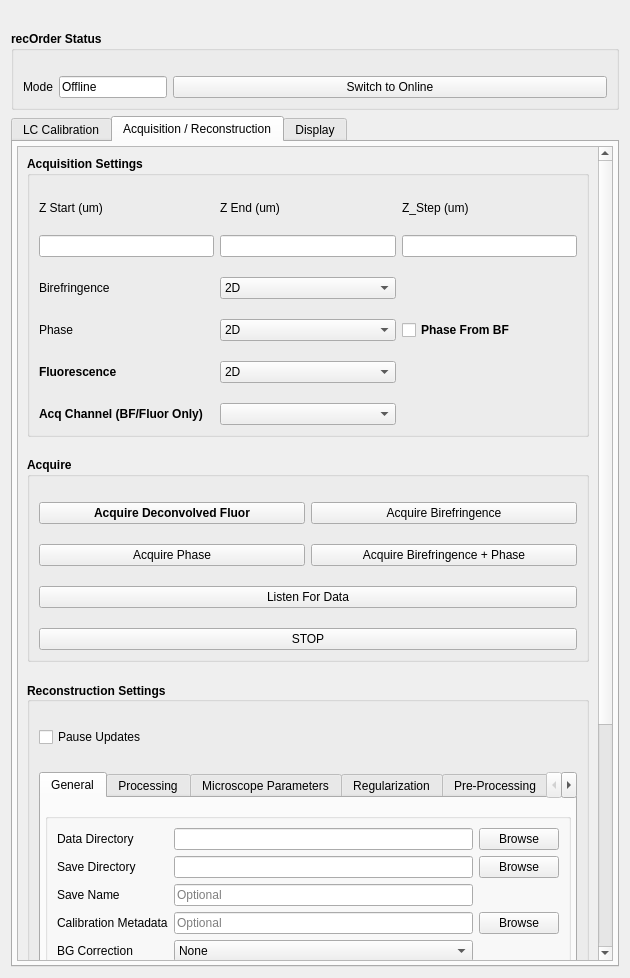
Qt form recOrder/plugin/qtdesigner/recOrder_calibration_v5.ui (mehta-lab/waveorder) before a commit.
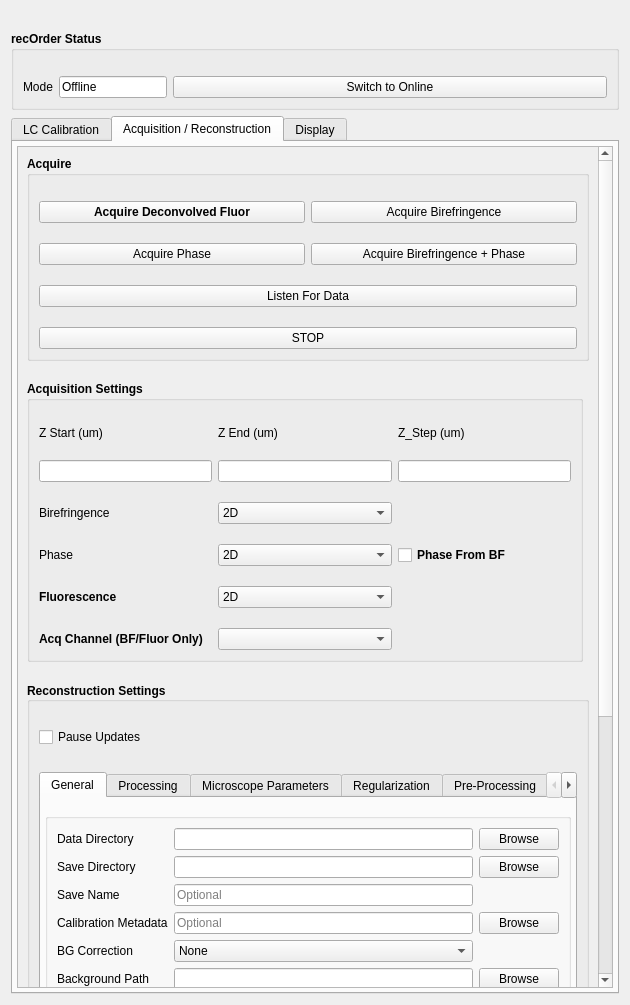
The same form after that commit. The open tabs and pages were chosen to show the change. Custom widgets are drawn as their Qt base class.

Commit message: fix bugs from Li-Hao's review

Diff of the .ui file:
```diff
--- a/recOrder/plugin/qtdesigner/recOrder_calibration_v5.ui
+++ b/recOrder/plugin/qtdesigner/recOrder_calibration_v5.ui
@@ -10,7 +10,7 @@
     <x>0</x>
     <y>0</y>
     <width>630</width>
-    <height>978</height>
+    <height>1005</height>
    </rect>
   </property>
   <property name="sizePolicy">
@@ -891,8 +891,8 @@
                    <rect>
                     <x>0</x>
                     <y>0</y>
-                    <width>550</width>
-                    <height>300</height>
+                    <width>112</width>
+                    <height>252</height>
                    </rect>
                   </property>
                   <layout class="QVBoxLayout" name="verticalLayout_5">
@@ -1140,7 +1140,7 @@
             <x>0</x>
             <y>0</y>
             <width>590</width>
-            <height>1087</height>
+            <height>1177</height>
            </rect>
           </property>
           <property name="sizePolicy">
@@ -1153,7 +1153,7 @@
            <property name="verticalSpacing">
             <number>20</number>
            </property>
-           <item row="7" column="0" colspan="2" alignment="Qt::AlignTop">
+           <item row="4" column="0" rowspan="2" colspan="2">
             <widget class="QGroupBox" name="ReconSettings">
              <property name="sizePolicy">
               <sizepolicy hsizetype="Preferred" vsizetype="Fixed">
@@ -1181,19 +1181,6 @@
               <property name="verticalSpacing">
                <number>25</number>
               </property>
-              <item row="0" column="0">
-               <widget class="QCheckBox" name="chb_pause_updates">
-                <property name="font">
-                 <font>
-                  <weight>50</weight>
-                  <bold>false</bold>
-                 </font>
-                </property>
-                <property name="text">
-                 <string>Pause Updates</string>
-                </property>
-               </widget>
-              </item>
               <item row="2" column="0" colspan="4">
                <widget class="QTabWidget" name="tabWidget_3">
                 <property name="sizePolicy">
@@ -1490,20 +1477,6 @@
                     </layout>
                    </widget>
                   </item>
-                  <item row="1" column="0">
-                   <widget class="QPushButton" name="qbutton_reconstruct">
-                    <property name="text">
-                     <string>Reconstruct</string>
-                    </property>
-                   </widget>
-                  </item>
-                  <item row="2" column="0">
-                   <widget class="QPushButton" name="qbutton_stop_reconstruct">
-                    <property name="text">
-                     <string>STOP</string>
-                    </property>
-                   </widget>
-                  </item>
                  </layout>
                 </widget>
                 <widget class="QWidget" name="Processing">
@@ -2336,10 +2309,139 @@
                 </widget>
                </widget>
               </item>
+              <item row="0" column="0">
+               <widget class="QCheckBox" name="chb_pause_updates">
+                <property name="font">
+                 <font>
+                  <weight>50</weight>
+                  <bold>false</bold>
+                 </font>
+                </property>
+                <property name="text">
+                 <string>Pause Updates</string>
+                </property>
+               </widget>
+              </item>
+              <item row="4" column="0" colspan="4">
+               <widget class="QPushButton" name="qbutton_reconstruct">
+                <property name="text">
+                 <string>Reconstruct</string>
+                </property>
+               </widget>
+              </item>
+              <item row="5" column="0" colspan="4">
+               <widget class="QPushButton" name="qbutton_stop_reconstruct">
+                <property name="text">
+                 <string>STOP</string>
+                </property>
+               </widget>
+              </item>
              </layout>
             </widget>
            </item>
-           <item row="4" column="0" colspan="2">
+           <item row="0" column="0" colspan="2">
+            <widget class="QGroupBox" name="acquire">
+             <property name="sizePolicy">
+              <sizepolicy hsizetype="Preferred" vsizetype="Fixed">
+               <horstretch>0</horstretch>
+               <verstretch>0</verstretch>
+              </sizepolicy>
+             </property>
+             <property name="font">
+              <font>
+               <weight>75</weight>
+               <italic>false</italic>
+               <bold>true</bold>
+              </font>
+             </property>
+             <property name="title">
+              <string>Acquire</string>
+             </property>
+             <layout class="QGridLayout" name="gridLayout_13">
+              <property name="topMargin">
+               <number>25</number>
+              </property>
+              <property name="verticalSpacing">
+               <number>20</number>
+              </property>
+              <item row="2" column="0">
+               <widget class="QPushButton" name="qbutton_acq_phase">
+                <property name="font">
+                 <font>
+                  <weight>50</weight>
+                  <italic>false</italic>
+                  <bold>false</bold>
+                 </font>
+                </property>
+                <property name="text">
+                 <string>Acquire Phase</string>
+                </property>
+               </widget>
+              </item>
+              <item row="4" column="0" colspan="2">
+               <widget class="QPushButton" name="qbutton_stop_acq">
+                <property name="font">
+                 <font>
+                  <weight>50</weight>
+                  <bold>false</bold>
+                 </font>
+                </property>
+                <property name="text">
+                 <string>STOP</string>
+                </property>
+               </widget>
+              </item>
+              <item row="2" column="1">
+               <widget class="QPushButton" name="qbutton_acq_birefringence_phase">
+                <property name="font">
+                 <font>
+                  <weight>50</weight>
+                  <bold>false</bold>
+                 </font>
+                </property>
+                <property name="text">
+                 <string>Acquire Birefringence + Phase</string>
+                </property>
+               </widget>
+              </item>
+              <item row="0" column="1">
+               <widget class="QPushButton" name="qbutton_acq_birefringence">
+                <property name="font">
+                 <font>
+                  <weight>50</weight>
+                  <italic>false</italic>
+                  <bold>false</bold>
+                 </font>
+                </property>
+                <property name="text">
+                 <string>Acquire Birefringence</string>
+                </property>
+               </widget>
+              </item>
+              <item row="3" column="0" colspan="2">
+               <widget class="QPushButton" name="qbutton_listen">
+                <property name="font">
+                 <font>
+                  <weight>50</weight>
+                  <bold>false</bold>
+                 </font>
+                </property>
+                <property name="text">
+                 <string>Listen For Data</string>
+                </property>
+               </widget>
+              </item>
+              <item row="0" column="0">
+               <widget class="QPushButton" name="qbutton_acq_fluor">
+                <property name="text">
+                 <string>Acquire Deconvolved Fluor</string>
+                </property>
+               </widget>
+              </item>
+             </layout>
+            </widget>
+           </item>
+           <item row="1" column="0">
             <widget class="QGroupBox" name="acq_settings">
              <property name="sizePolicy">
               <sizepolicy hsizetype="Preferred" vsizetype="Fixed">
@@ -2548,108 +2650,6 @@
              </layout>
             </widget>
            </item>
-           <item row="6" column="0" colspan="2">
-            <widget class="QGroupBox" name="acquire">
-             <property name="sizePolicy">
-              <sizepolicy hsizetype="Preferred" vsizetype="Fixed">
-               <horstretch>0</horstretch>
-               <verstretch>0</verstretch>
-              </sizepolicy>
-             </property>
-             <property name="font">
-              <font>
-               <weight>75</weight>
-               <italic>false</italic>
-               <bold>true</bold>
-              </font>
-             </property>
-             <property name="title">
-              <string>Acquire</string>
-             </property>
-             <layout class="QGridLayout" name="gridLayout_13">
-              <property name="topMargin">
-               <number>25</number>
-              </property>
-              <property name="verticalSpacing">
-               <number>20</number>
-              </property>
-              <item row="2" column="0">
-               <widget class="QPushButton" name="qbutton_acq_phase">
-                <property name="font">
-                 <font>
-                  <weight>50</weight>
-                  <italic>false</italic>
-                  <bold>false</bold>
-                 </font>
-                </property>
-                <property name="text">
-                 <string>Acquire Phase</string>
-                </property>
-               </widget>
-              </item>
-              <item row="4" column="0" colspan="2">
-               <widget class="QPushButton" name="qbutton_stop_acq">
-                <property name="font">
-                 <font>
-                  <weight>50</weight>
-                  <bold>false</bold>
-                 </font>
-                </property>
-                <property name="text">
-                 <string>STOP</string>
-                </property>
-               </widget>
-              </item>
-              <item row="2" column="1">
-               <widget class="QPushButton" name="qbutton_acq_birefringence_phase">
-                <property name="font">
-                 <font>
-                  <weight>50</weight>
-                  <bold>false</bold>
-                 </font>
-                </property>
-                <property name="text">
-                 <string>Acquire Birefringence + Phase</string>
-                </property>
-               </widget>
-              </item>
-              <item row="0" column="1">
-               <widget class="QPushButton" name="qbutton_acq_birefringence">
-                <property name="font">
-                 <font>
-                  <weight>50</weight>
-                  <italic>false</italic>
-                  <bold>false</bold>
-                 </font>
-                </property>
-                <property name="text">
-                 <string>Acquire Birefringence</string>
-                </property>
-               </widget>
-              </item>
-              <item row="3" column="0" colspan="2">
-               <widget class="QPushButton" name="qbutton_listen">
-                <property name="font">
-                 <font>
-                  <weight>50</weight>
-                  <bold>false</bold>
-                 </font>
-                </property>
-                <property name="text">
-                 <string>Listen For Data</string>
-                </property>
-               </widget>
-              </item>
-              <item row="0" column="0">
-               <widget class="QPushButton" name="qbutton_acq_fluor">
-                <property name="text">
-                 <string>Acquire Deconvolved Fluor</string>
-                </property>
-               </widget>
-              </item>
-             </layout>
-            </widget>
-           </item>
           </layout>
          </widget>
         </widget>
@@ -2678,7 +2678,7 @@
             <x>0</x>
             <y>0</y>
             <width>574</width>
-            <height>787</height>
+            <height>814</height>
            </rect>
           </property>
           <layout class="QGridLayout" name="gridLayout_4">
```
Left out of the diff: 9 changed lines with no effect on the pictures. The commit also changes 2 other files.
